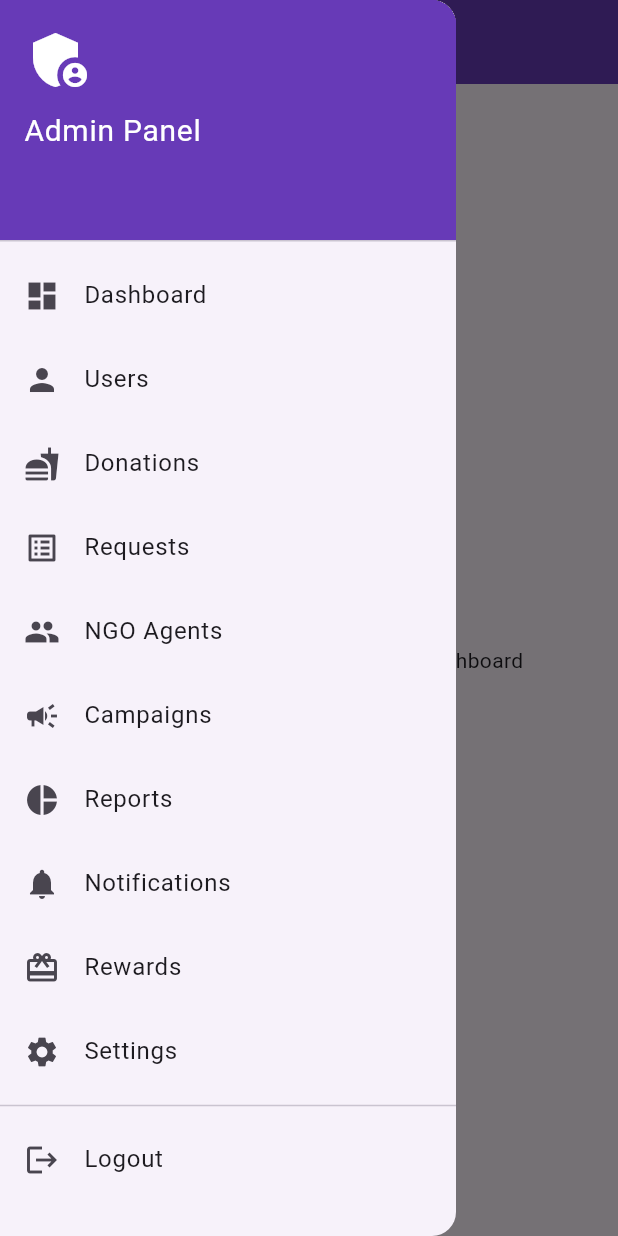
After one commit to zeeshan-511/madpbl, a Flutter app: the AdminHomeScreen screen opened directly, with the side drawer open, on a phone screen of 412 x 824 dp. The commit adds this screen. Run offline on Flutter 3.47's test engine with Material 3 defaults, Android fonts, the light colour scheme and no system bars; our stand-ins replace firebase_auth, firebase_core; accounts and stored records are empty; generated files the repository leaves out were written again.

Commit message:
Static admin added

```diff
--- /dev/null
+++ b/lib/Admin.dart
@@ -0,0 +1,167 @@
+import 'package:flutter/material.dart';
+
+void main() {
+  runApp(AdminPanelApp());
+}
+
+class AdminPanelApp extends StatelessWidget {
+  @override
+  Widget build(BuildContext context) {
+    return MaterialApp(
+      title: 'PlatePromise Admin Panel',
+      debugShowCheckedModeBanner: false,
+      theme: ThemeData(
+        primarySwatch: Colors.deepPurple,
+        scaffoldBackgroundColor: Colors.grey[100],
+      ),
+      home: AdminHomeScreen(),
+    );
+  }
+}
+
+class AdminHomeScreen extends StatefulWidget {
+  @override
+  _AdminHomeScreenState createState() => _AdminHomeScreenState();
+}
+
+class _AdminHomeScreenState extends State<AdminHomeScreen> {
+  String _title = 'Dashboard';
+  Widget _selectedWidget = DashboardPage();
+
+  void _selectPage(String title, Widget page) {
+    setState(() {
+      _title = title;
+      _selectedWidget = page;
+    });
+    Navigator.pop(context); // Close drawer
+  }
+
+  @override
+  Widget build(BuildContext context) {
+    return Scaffold(
+      appBar: AppBar(
+        title: Text(_title),
+        centerTitle: true,
+        backgroundColor: Colors.deepPurple,
+      ),
+      drawer: Drawer(
+        child: ListView(
+          padding: EdgeInsets.zero,
+          children: <Widget>[
+            DrawerHeader(
+              decoration: BoxDecoration(
+                color: Colors.deepPurple,
+              ),
+              child: Column(
+                crossAxisAlignment: CrossAxisAlignment.start,
+                children: [
+                  Icon(Icons.admin_panel_settings, color: Colors.white, size: 48),
+                  SizedBox(height: 8),
+                  Text('Admin Panel',
+                      style: TextStyle(color: Colors.white, fontSize: 20)),
+                ],
+              ),
+            ),
+            _buildDrawerItem(Icons.dashboard, 'Dashboard', DashboardPage()),
+            _buildDrawerItem(Icons.person, 'Users', UsersPage()),
+            _buildDrawerItem(Icons.fastfood, 'Donations', DonationsPage()),
+            _buildDrawerItem(Icons.list_alt, 'Requests', RequestsPage()),
+            _buildDrawerItem(Icons.people, 'NGO Agents', AgentsPage()),
+            _buildDrawerItem(Icons.campaign, 'Campaigns', CampaignsPage()),
+            _buildDrawerItem(Icons.pie_chart, 'Reports', ReportsPage()),
+            _buildDrawerItem(Icons.notifications, 'Notifications', NotificationsPage()),
+            _buildDrawerItem(Icons.card_giftcard, 'Rewards', RewardsPage()),
+            _buildDrawerItem(Icons.settings, 'Settings', SettingsPage()),
+            Divider(),
+            ListTile(
+              leading: Icon(Icons.logout),
+              title: Text('Logout'),
+              onTap: () {
+                // Add logout logic
+              },
+            ),
+          ],
+        ),
+      ),
+      body: _selectedWidget,
+    );
+  }
+
+  Widget _buildDrawerItem(IconData icon, String title, Widget page) {
+    return ListTile(
+      leading: Icon(icon),
+      title: Text(title),
+      onTap: () => _selectPage(title, page),
+    );
+  }
+}
+
+class DashboardPage extends StatelessWidget {
+  @override
+  Widget build(BuildContext context) {
+    return Center(child: Text('Welcome to PlatePromise Admin Dashboard'));
+  }
+}
+
+class UsersPage extends StatelessWidget {
+  @override
+  Widget build(BuildContext context) {
+    return Center(child: Text('Manage Users Here'));
+  }
+}
+
+class DonationsPage extends StatelessWidget {
+  @override
+  Widget build(BuildContext context) {
+    return Center(child: Text('Overview of Food Donations'));
+  }
+}
+
+class RequestsPage extends StatelessWidget {
+  @override
+  Widget build(BuildContext context) {
+    return Center(child: Text('Donation Requests from Users'));
+  }
+}
+
+class AgentsPage extends StatelessWidget {
+  @override
+  Widget build(BuildContext context) {
+    return Center(child: Text('Manage NGO Agents and Volunteers'));
+  }
+}
+
+class CampaignsPage extends StatelessWidget {
+  @override
+  Widget build(BuildContext context) {
+    return Center(child: Text('Create & Manage Awareness Campaigns'));
+  }
+}
+
+class ReportsPage extends StatelessWidget {
+  @override
+  Widget build(BuildContext context) {
+    return Center(child: Text('Analytics and Monthly Reports'));
+  }
+}
+
+class NotificationsPage extends StatelessWidget {
+  @override
+  Widget build(BuildContext context) {
+    return Center(child: Text('Send and Manage App Notifications'));
+  }
+}
+
+class RewardsPage extends StatelessWidget {
+  @override
+  Widget build(BuildContext context) {
+    return Center(child: Text('User Rewards & Top-Ups'));
+  }
+}
+
+class SettingsPage extends StatelessWidget {
+  @override
+  Widget build(BuildContext context) {
+    return Center(child: Text('App Settings and Configuration'));
+  }
+}
--- a/pubspec.yaml
+++ b/pubspec.yaml
@@ -10,6 +10,7 @@ environment:
 dependencies:
   flutter:
     sdk: flutter
+  intl: ^0.18.1
   cupertino_icons: ^1.0.8
   firebase_core: ^3.13.0
   firebase_auth: ^5.5.3
```
Also changed, not shown: lib/donate_foodpage.dart (added, +303 -0 lines), lib/home_screen.dart (+8 -0 lines), pubspec.lock, 3 other files.
